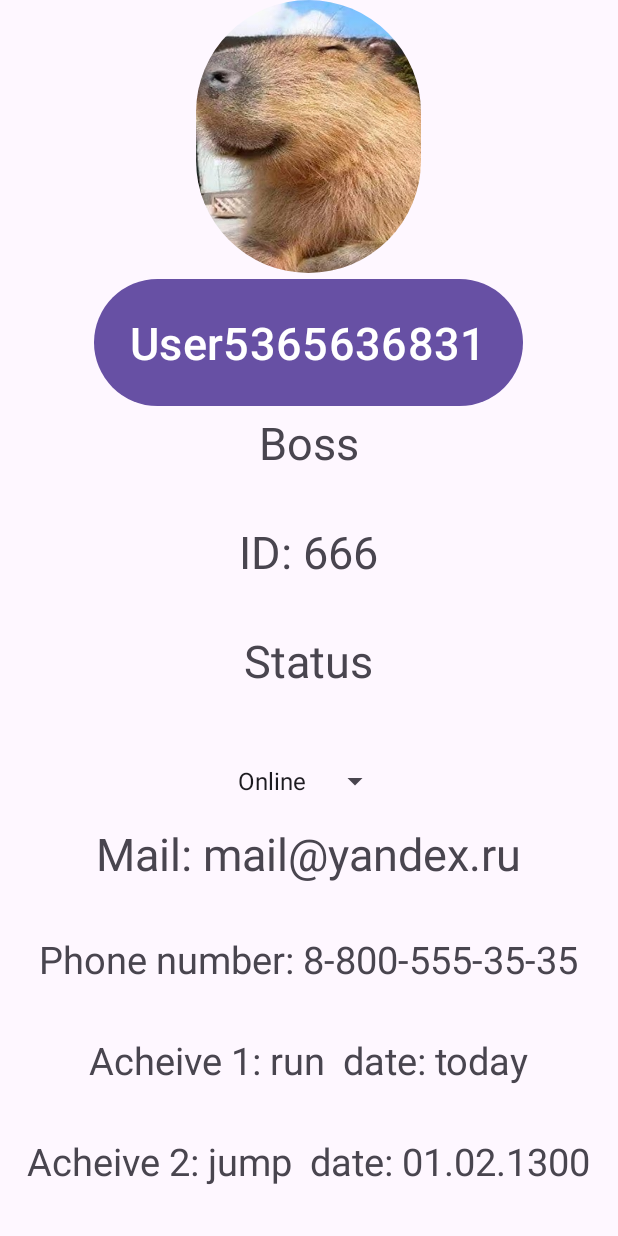
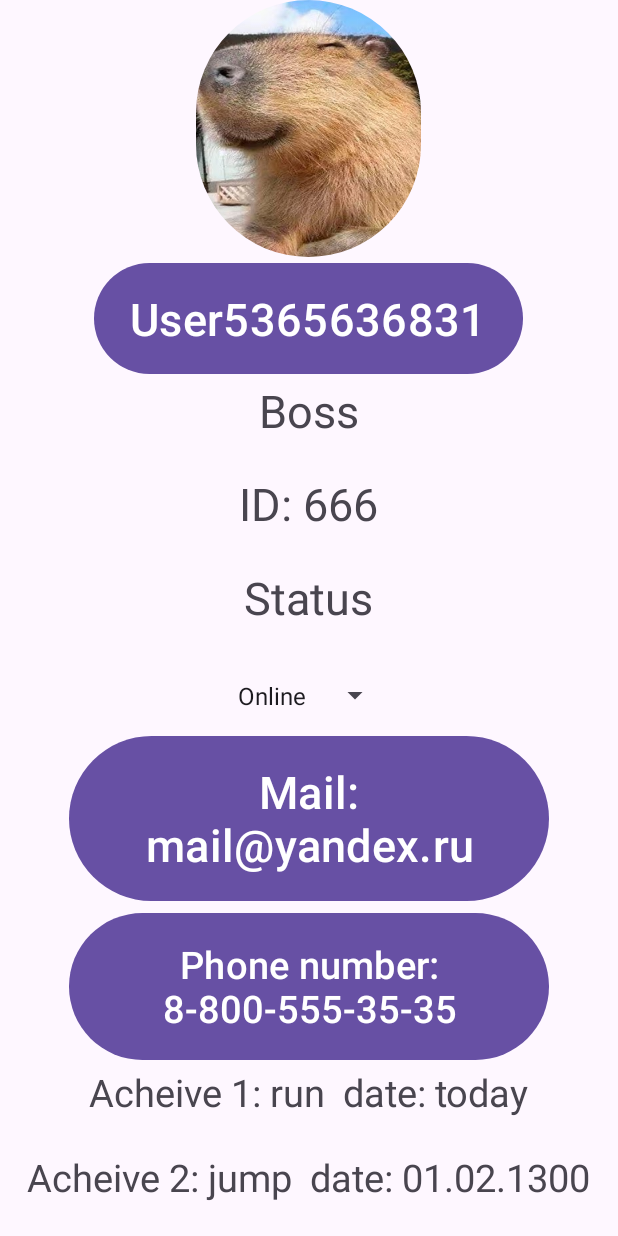
Before and after one commit to Vlad020107/hw_05_12_2024, an Android app: the screen it shows after launch (MainActivity), on a phone screen of 412 x 824 dp. Run offline under Robolectric (Android 15) with nearby library versions, the phone set to English and light mode, and no system bars; our stand-ins replace data binding; 1 statement that could not run was skipped.

Commit message:
Final comit!

```diff
--- a/app/src/main/res/layout/activity_main.xml
+++ b/app/src/main/res/layout/activity_main.xml
@@ -61,14 +61,16 @@
         android:textSize="50sp"
         android:text="Spinner status"
         />
-    <TextView
+    <Button
+        android:id="@+id/send_mail"
         android:layout_weight="1"
         android:layout_width="wrap_content"
         android:layout_height="wrap_content"
         android:textSize="30sp"
         android:text="Mail: mail@yandex.ru"
         />
-    <TextView
+    <Button
+        android:id="@+id/go_to_ph_num"
         android:layout_weight="1"
         android:layout_width="wrap_content"
         android:layout_height="wrap_content"
```
Also changed, not shown: app/src/main/java/ru/example/a051220242/MainActivity.kt (+37 -0 lines).
